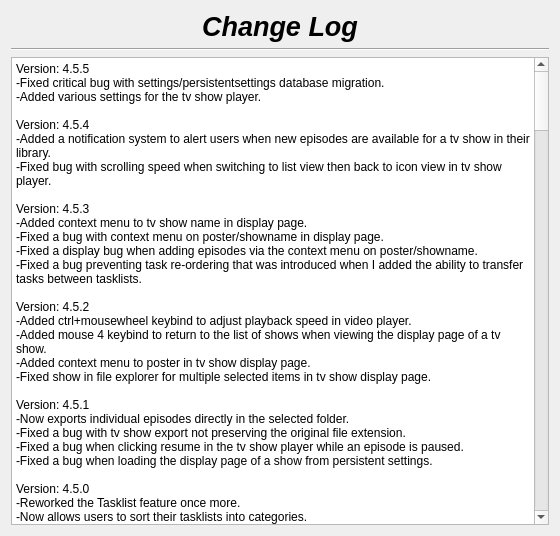
therealMaPMaKeR/MMDiary, file changelog.ui: the form before one commit.
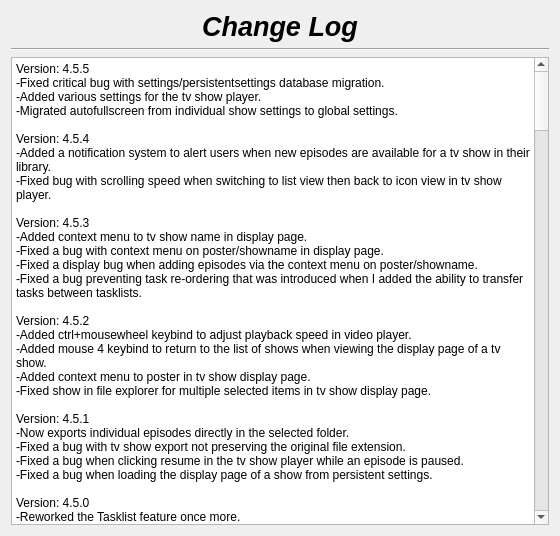
The form after the commit.

Commit message: migrated autofullscreen setting

The edit to the form file:
```diff
--- a/changelog.ui
+++ b/changelog.ui
@@ -55,7 +55,7 @@
 li.unchecked::marker { content: &quot;\2610&quot;; }
 li.checked::marker { content: &quot;\2612&quot;; }
 &lt;/style&gt;&lt;/head&gt;&lt;body style=&quot; font-family:'Segoe UI'; font-size:9pt; font-weight:400; font-style:normal;&quot;&gt;
-&lt;p style=&quot; margin-top:0px; margin-bottom:0px; margin-left:0px; margin-right:0px; -qt-block-indent:0; text-indent:0px;&quot;&gt;Version: 4.5.5&lt;br /&gt;-Fixed critical bug with settings/persistentsettings database migration.&lt;br /&gt;-Added various settings for the tv show player.&lt;br /&gt;&lt;br /&gt;Version: 4.5.4&lt;br /&gt;-Added a notification system to alert users when new episodes are available for a tv show in their library.&lt;/p&gt;
+&lt;p style=&quot; margin-top:0px; margin-bottom:0px; margin-left:0px; margin-right:0px; -qt-block-indent:0; text-indent:0px;&quot;&gt;Version: 4.5.5&lt;br /&gt;-Fixed critical bug with settings/persistentsettings database migration.&lt;br /&gt;-Added various settings for the tv show player.&lt;br /&gt;-Migrated autofullscreen from individual show settings to global settings.&lt;br /&gt;&lt;br /&gt;Version: 4.5.4&lt;br /&gt;-Added a notification system to alert users when new episodes are available for a tv show in their library.&lt;/p&gt;
 &lt;p style=&quot; margin-top:0px; margin-bottom:0px; margin-left:0px; margin-right:0px; -qt-block-indent:0; text-indent:0px;&quot;&gt;-Fixed bug with scrolling speed when switching to list view then back to icon view in tv show player.&lt;br /&gt;&lt;br /&gt;Version: 4.5.3&lt;br /&gt;-Added context menu to tv show name in display page.&lt;br /&gt;-Fixed a bug with context menu on poster/showname in display page.&lt;br /&gt;-Fixed a display bug when adding episodes via the context menu on poster/showname.&lt;br /&gt;-Fixed a bug preventing task re-ordering that was introduced when I added the ability to transfer tasks between tasklists.&lt;/p&gt;
 &lt;p style=&quot; margin-top:0px; margin-bottom:0px; margin-left:0px; margin-right:0px; -qt-block-indent:0; text-indent:0px;&quot;&gt;&lt;br /&gt;Version: 4.5.2&lt;br /&gt;-Added ctrl+mousewheel keybind to adjust playback speed in video player.&lt;br /&gt;-Added mouse 4 keybind to return to the list of shows when viewing the display page of a tv show.&lt;/p&gt;
 &lt;p style=&quot; margin-top:0px; margin-bottom:0px; margin-left:0px; margin-right:0px; -qt-block-indent:0; text-indent:0px;&quot;&gt;-Added context menu to poster in tv show display page.&lt;br /&gt;-Fixed show in file explorer for multiple selected items in tv show display page.&lt;br /&gt;&lt;br /&gt;Version: 4.5.1&lt;br /&gt;-Now exports individual episodes directly in the selected folder.&lt;br /&gt;-Fixed a bug with tv show export not preserving the original file extension.&lt;/p&gt;
```
The commit also changes 7 other files.
